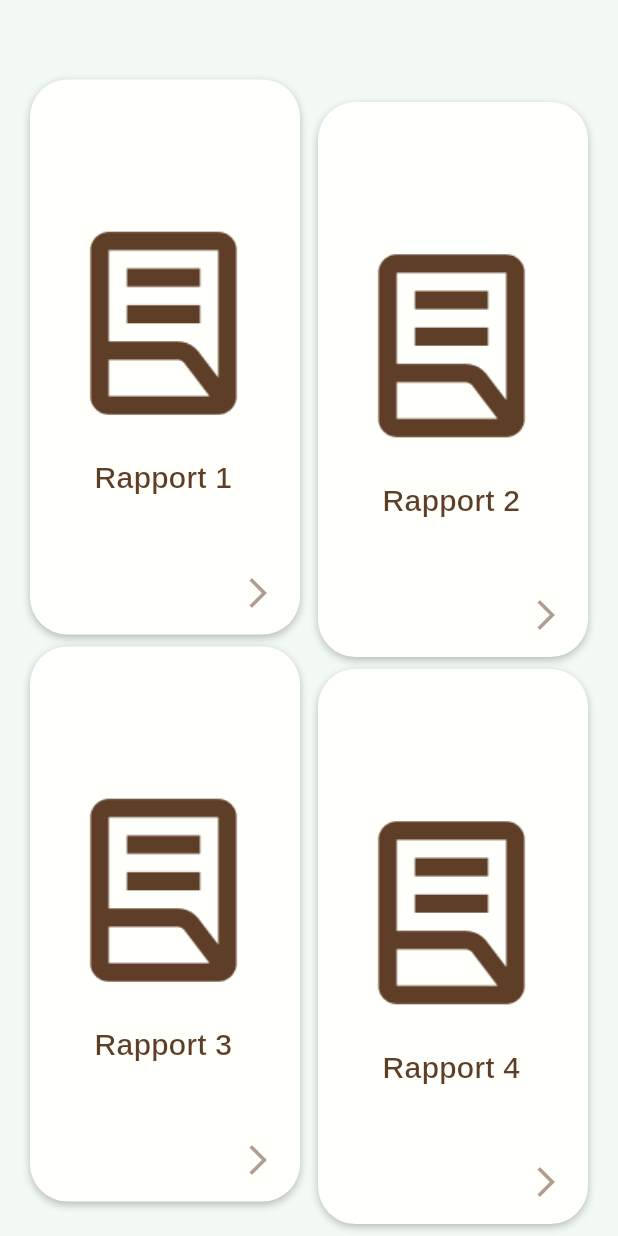
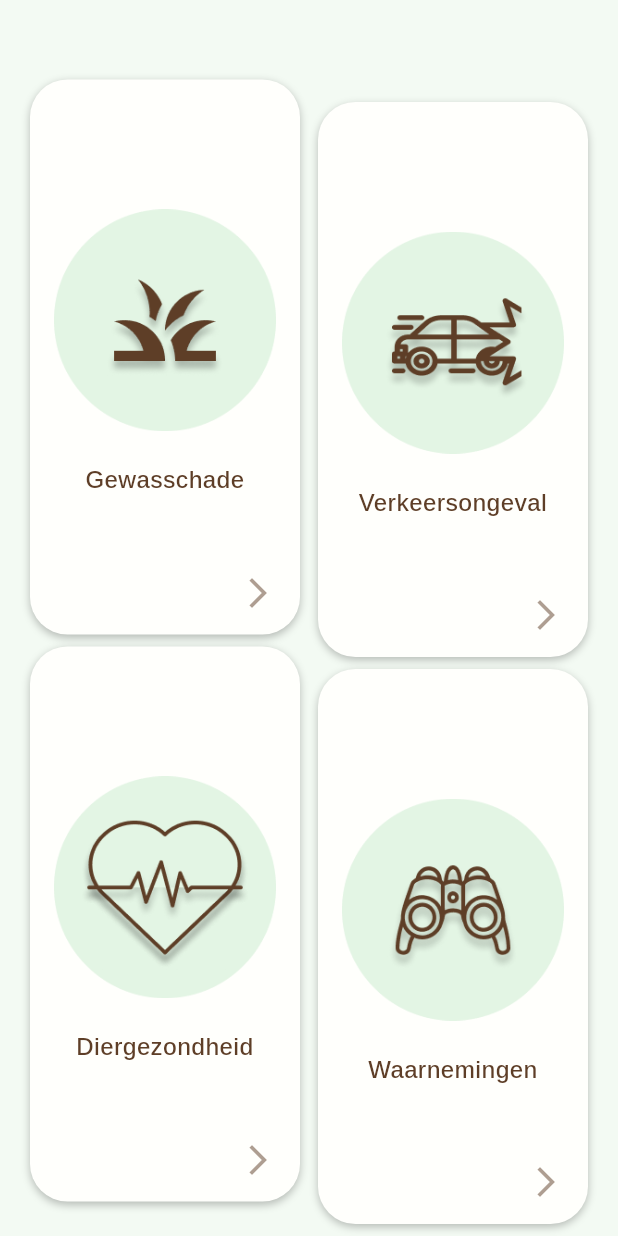
Before and after one commit to WildLife-NL/wildrapport, a Flutter app: the screen it shows after launch, on a phone screen of 412 x 824 dp. Run offline on Flutter 3.47's test engine with Material 3 defaults, Android fonts, the phone set to English and light mode, and no system bars.

Commit message:
Rapporteer page updated

```diff
--- a/lib/widgets/rapporteren.dart
+++ b/lib/widgets/rapporteren.dart
@@ -27,15 +27,15 @@ class Rapporteren extends StatelessWidget {
                           children: [
                             Expanded(
                               child: _buildReportButton(
-                                image: 'assets/icons/report.png',
-                                text: 'Rapport 1',
+                                image: 'assets/icons/rapporteren/crop_icon.png',
+                                text: 'Gewasschade',
                               ),
                             ),
                             const SizedBox(height: 8),
                             Expanded(
                               child: _buildReportButton(
-                                image: 'assets/icons/report.png',
-                                text: 'Rapport 3',
+                                image: 'assets/icons/rapporteren/health_icon.png',
+                                text: 'Diergezondheid',
                               ),
                             ),
                           ],
@@ -49,15 +49,15 @@ class Rapporteren extends StatelessWidget {
                         children: [
                           Expanded(
                             child: _buildReportButton(
-                              image: 'assets/icons/report.png',
-                              text: 'Rapport 2',
+                              image: 'assets/icons/rapporteren/accident_icon.png',
+                              text: 'Verkeersongeval',
                             ),
                           ),
                           const SizedBox(height: 8),
                           Expanded(
                             child: _buildReportButton(
-                              image: 'assets/icons/report.png',
-                              text: 'Rapport 4',
+                              image: 'assets/icons/rapporteren/sighting_icon.png',
+                              text: 'Waarnemingen',
                             ),
                           ),
                         ],
@@ -78,6 +78,13 @@ class Rapporteren extends StatelessWidget {
     required String text,
     VoidCallback? onPressed,
   }) {
+    bool needsSmallerFont = [
+      'Verkeersongeval',
+      'Diergezondheid',
+      'Waarnemingen',
+      'Gewasschade'
+    ].contains(text);
+
     return Container(
       width: double.infinity,
       height: double.infinity,
@@ -107,9 +114,12 @@ class Rapporteren extends StatelessWidget {
                   children: [
                     Flexible(
                       flex: 3,
-                      child: Image.asset(
-                        image,
-                        fit: BoxFit.contain,
+                      child: Transform.translate(
+                        offset: const Offset(0, -5), // Move icon up by 5 pixels
+                        child: Image.asset(
+                          image,
+                          fit: BoxFit.contain,
+                        ),
                       ),
                     ),
                     const SizedBox(height: 16),
@@ -117,7 +127,9 @@ class Rapporteren extends StatelessWidget {
                       flex: 2,
                       child: Text(
                         text,
-                        style: AppTextTheme.textTheme.titleMedium,
+                        style: needsSmallerFont
+                            ? AppTextTheme.textTheme.titleMedium?.copyWith(fontSize: 16)
+                            : AppTextTheme.textTheme.titleMedium,
                         textAlign: TextAlign.center,
                       ),
                     ),
```
